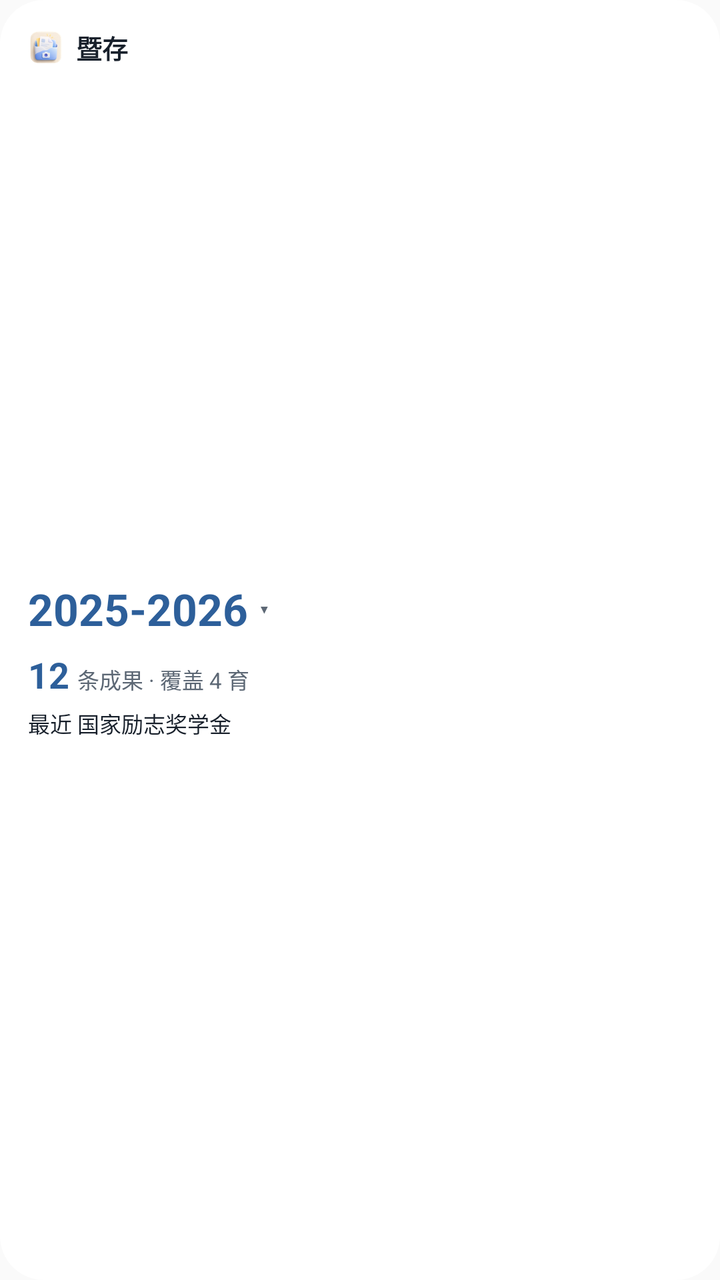
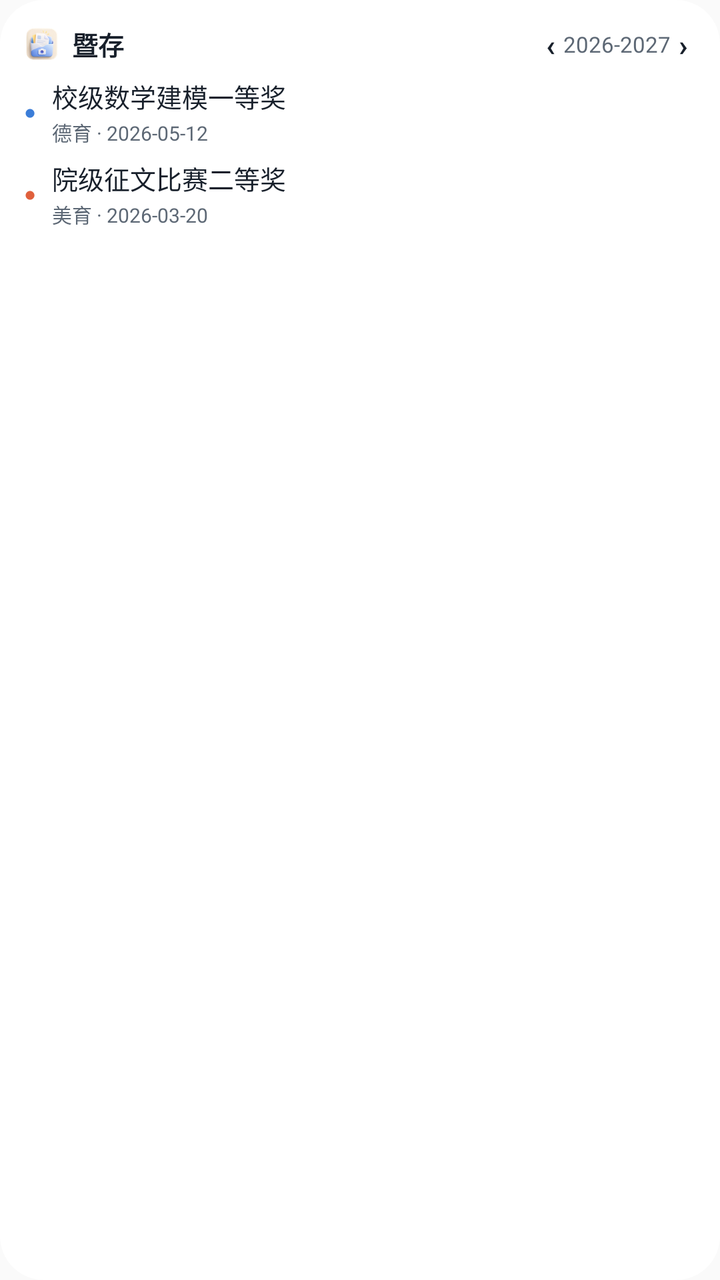

Two renders of the same Android screen: before a commit and after it. Below are the layout's source before the change and the commit's diff.
<!-- AndroidManifest.xml: application theme Theme.Zongce -->
<!-- res/layout/widget_preview_achievement.xml -->
<?xml version="1.0" encoding="utf-8"?>
<LinearLayout xmlns:android="http://schemas.android.com/apk/res/android"
    xmlns:tools="http://schemas.android.com/tools"
    android:layout_width="180dp"
    android:layout_height="110dp"
    android:background="@drawable/widget_preview_bg"
    android:orientation="vertical"
    android:padding="14dp"
    tools:ignore="HardcodedText">

    <LinearLayout
        android:layout_width="match_parent"
        android:layout_height="wrap_content"
        android:gravity="center_vertical"
        android:orientation="horizontal">

        <ImageView
            android:layout_width="18dp"
            android:layout_height="18dp"
            android:contentDescription="@string/app_name"
            android:src="@drawable/widget_logo" />

        <TextView
            android:layout_width="wrap_content"
            android:layout_height="wrap_content"
            android:layout_marginStart="6dp"
            android:text="@string/app_name"
            android:textColor="#FF18202B"
            android:textSize="13sp"
            android:textStyle="bold" />
    </LinearLayout>

    <View
        android:layout_width="match_parent"
        android:layout_height="0dp"
        android:layout_weight="1" />

    <LinearLayout
        android:layout_width="wrap_content"
        android:layout_height="wrap_content"
        android:gravity="center_vertical"
        android:orientation="horizontal">

        <TextView
            android:layout_width="wrap_content"
            android:layout_height="wrap_content"
            android:text="2025-2026"
            android:textColor="#FF2D5F9A"
            android:textSize="22sp"
            android:textStyle="bold" />

        <TextView
            android:layout_width="wrap_content"
            android:layout_height="wrap_content"
            android:layout_marginStart="6dp"
            android:text="▾"
            android:textColor="#FF5D6875"
            android:textSize="12sp" />
    </LinearLayout>

    <LinearLayout
        android:layout_width="match_parent"
        android:layout_height="wrap_content"
        android:layout_marginTop="6dp"
        android:gravity="bottom"
        android:orientation="horizontal">

        <TextView
            android:layout_width="wrap_content"
            android:layout_height="wrap_content"
            android:text="12"
            android:textColor="#FF2D5F9A"
            android:textSize="18sp"
            android:textStyle="bold" />

        <TextView
            android:layout_width="wrap_content"
            android:layout_height="wrap_content"
            android:layout_marginStart="4dp"
            android:text="条成果 · 覆盖 4 育"
            android:textColor="#FF5D6875"
            android:textSize="11sp" />
    </LinearLayout>

    <TextView
        android:layout_width="wrap_content"
        android:layout_height="wrap_content"
        android:layout_marginTop="4dp"
        android:ellipsize="end"
        android:maxLines="1"
        android:text="最近 国家励志奖学金"
        android:textColor="#FF18202B"
        android:textSize="11sp" />

    <View
        android:layout_width="match_parent"
        android:layout_height="0dp"
        android:layout_weight="1" />
</LinearLayout>
<!-- resources referenced by this layout -->
<resources>
  <!-- drawable widget_logo: png bitmap (drawable-xxhdpi, 7508 bytes) -->
  <!-- drawable widget_preview_bg (drawable) -->
  <?xml version="1.0" encoding="utf-8"?>
  <shape xmlns:android="http://schemas.android.com/apk/res/android"
      android:shape="rectangle">
      <solid android:color="#FFFFFF" />
      <corners android:radius="22dp" />
  </shape>
  <string name="app_name">暨存</string>
  <style name="Theme.Zongce" parent="android:Theme.Material.Light.NoActionBar">
          <item name="android:statusBarColor">@android:color/transparent</item>
      </style>
</resources>

<!-- the commit's change to res/layout/widget_preview_achievement.xml (unified diff, before → after) -->
@@ -5,9 +5,10 @@
     android:layout_height="110dp"
     android:background="@drawable/widget_preview_bg"
     android:orientation="vertical"
-    android:padding="14dp"
+    android:padding="12dp"
     tools:ignore="HardcodedText">
 
+    
     <LinearLayout
         android:layout_width="match_parent"
         android:layout_height="wrap_content"
@@ -28,72 +29,121 @@
             android:textColor="#FF18202B"
             android:textSize="13sp"
             android:textStyle="bold" />
+
+        <View
+            android:layout_width="0dp"
+            android:layout_height="1dp"
+            android:layout_weight="1" />
+
+        <TextView
+            android:layout_width="wrap_content"
+            android:layout_height="wrap_content"
+            android:paddingHorizontal="4dp"
+            android:text="‹"
+            android:textColor="#FF18202B"
+            android:textSize="15sp"
+            android:textStyle="bold" />
+
+        <TextView
+            android:layout_width="wrap_content"
+            android:layout_height="wrap_content"
+            android:text="2026-2027"
+            android:textColor="#FF5D6875"
+            android:textSize="11sp" />
+
+        <TextView
+            android:layout_width="wrap_content"
+            android:layout_height="wrap_content"
+            android:paddingHorizontal="4dp"
+            android:text="›"
+            android:textColor="#FF18202B"
+            android:textSize="15sp"
+            android:textStyle="bold" />
     </LinearLayout>
 
-    <View
+    
+    <LinearLayout
         android:layout_width="match_parent"
-        android:layout_height="0dp"
-        android:layout_weight="1" />
-
-    <LinearLayout
-        android:layout_width="wrap_content"
         android:layout_height="wrap_content"
+        android:layout_marginTop="6dp"
         android:gravity="center_vertical"
         android:orientation="horizontal">
 
         <TextView
             android:layout_width="wrap_content"
             android:layout_height="wrap_content"
-            android:text="2025-2026"
-            android:textColor="#FF2D5F9A"
-            android:textSize="22sp"
-            android:textStyle="bold" />
+            android:text="●"
+            android:textColor="#FF3B7DD8"
+            android:textSize="10sp" />
 
-        <TextView
-            android:layout_width="wrap_content"
+        <LinearLayout
+            android:layout_width="0dp"
             android:layout_height="wrap_content"
-            android:layout_marginStart="6dp"
-            android:text="▾"
-            android:textColor="#FF5D6875"
-            android:textSize="12sp" />
+            android:layout_marginStart="8dp"
+            android:layout_weight="1"
+            android:orientation="vertical">
+
+            <TextView
+                android:layout_width="match_parent"
+                android:layout_height="wrap_content"
+                android:ellipsize="end"
+                android:maxLines="1"
+                android:text="校级数学建模一等奖"
+                android:textColor="#FF18202B"
+                android:textSize="13sp" />
+
+            <TextView
+                android:layout_width="match_parent"
+                android:layout_height="wrap_content"
+                android:layout_marginTop="1dp"
+                android:ellipsize="end"
+                android:maxLines="1"
+                android:text="德育 · 2026-05-12"
+                android:textColor="#FF5D6875"
+                android:textSize="10sp" />
+        </LinearLayout>
     </LinearLayout>
 
+    
     <LinearLayout
         android:layout_width="match_parent"
         android:layout_height="wrap_content"
         android:layout_marginTop="6dp"
-        android:gravity="bottom"
+        android:gravity="center_vertical"
         android:orientation="horizontal">
 
         <TextView
             android:layout_width="wrap_content"
             android:layout_height="wrap_content"
-            android:text="12"
-            android:textColor="#FF2D5F9A"
-            android:textSize="18sp"
-            android:textStyle="bold" />
+            android:text="●"
+            android:textColor="#FFE0603C"
+            android:textSize="10sp" />
 
-        <TextView
-            android:layout_width="wrap_content"
+        <LinearLayout
+            android:layout_width="0dp"
             android:layout_height="wrap_content"
-            android:layout_marginStart="4dp"
-            android:text="条成果 · 覆盖 4 育"
-            android:textColor="#FF5D6875"
-            android:textSize="11sp" />
+            android:layout_marginStart="8dp"
+            android:layout_weight="1"
+            android:orientation="vertical">
+
+            <TextView
+                android:layout_width="match_parent"
+                android:layout_height="wrap_content"
+                android:ellipsize="end"
+                android:maxLines="1"
+                android:text="院级征文比赛二等奖"
+                android:textColor="#FF18202B"
+                android:textSize="13sp" />
+
+            <TextView
+                android:layout_width="match_parent"
+                android:layout_height="wrap_content"
+                android:layout_marginTop="1dp"
+                android:ellipsize="end"
+                android:maxLines="1"
+                android:text="美育 · 2026-03-20"
+                android:textColor="#FF5D6875"
+                android:textSize="10sp" />
+        </LinearLayout>
     </LinearLayout>
-
-    <TextView
-        android:layout_width="wrap_content"
-        android:layout_height="wrap_content"
-        android:layout_marginTop="4dp"
-        android:ellipsize="end"
-        android:maxLines="1"
-        android:text="最近 国家励志奖学金"
-        android:textColor="#FF18202B"
-        android:textSize="11sp" />
-
-    <View
-        android:layout_width="match_parent"
-        android:layout_height="0dp"
-        android:layout_weight="1" />
 </LinearLayout>
